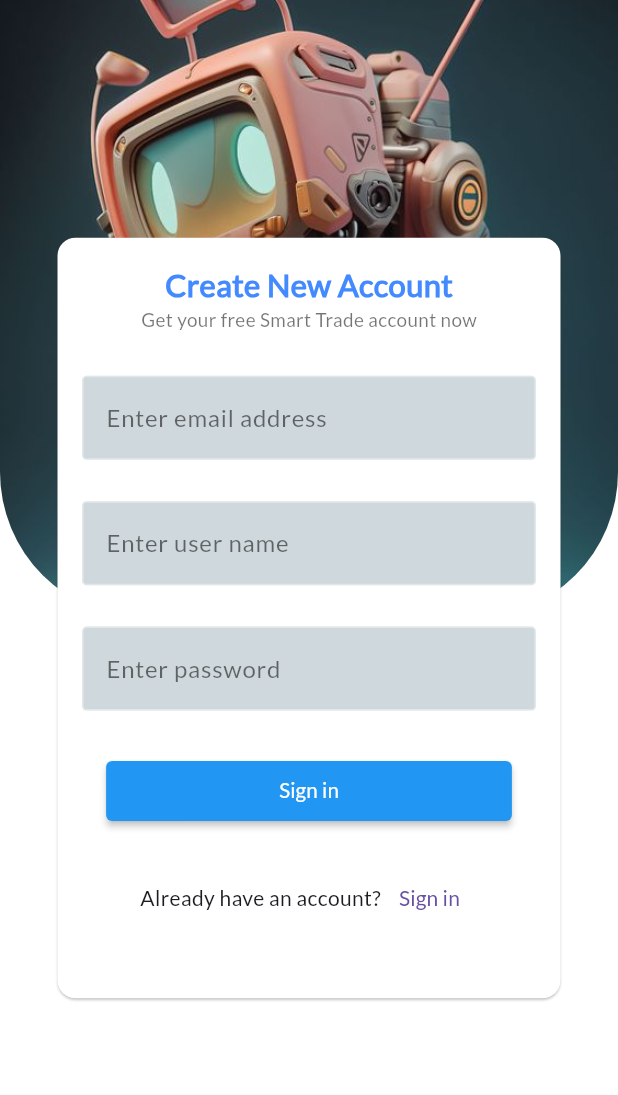
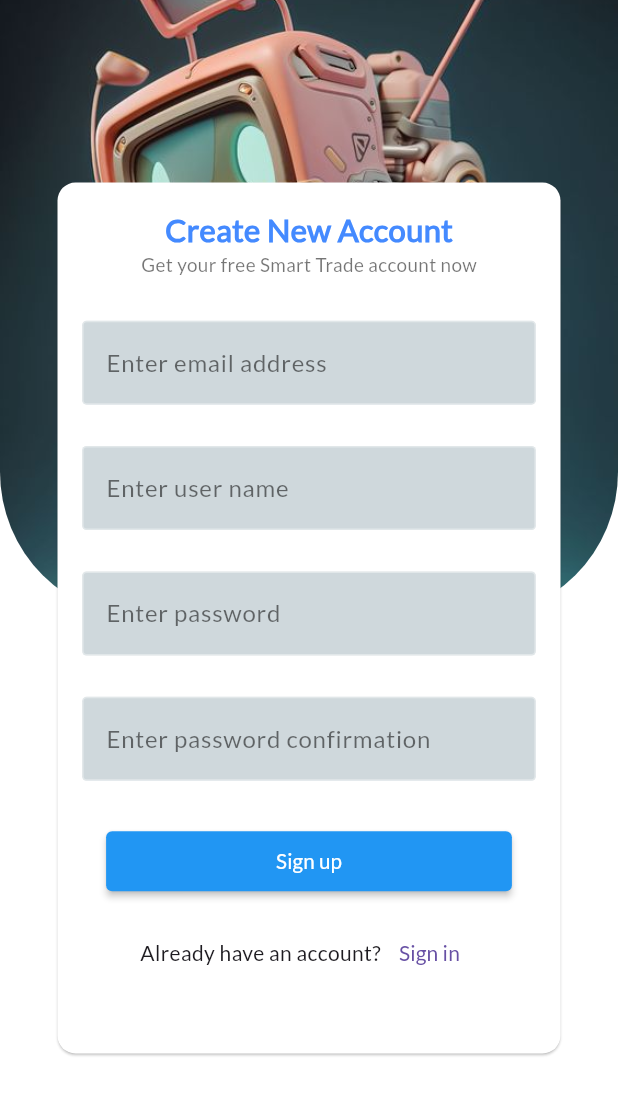
Before and after one commit to MomennIbrahim/Smart-Trade, a Flutter app: the RegisterScreen screen opened directly, on a phone screen of 412 x 824 dp. Shown: the top 1095 px of the screen. Run offline on Flutter 3.47's test engine with Material 3 defaults, Android fonts, the phone set to English and light mode, and no system bars; our stand-ins replace animate_do, bloc, carousel_slider, dartz, dio, flutter_bloc and 6 more; missing offline and left inert: list_wheel_scroll_view_nls.

Commit message:
added user register

```diff
--- a/lib/core/constace.dart
+++ b/lib/core/constace.dart
@@ -2,7 +2,7 @@ import 'package:flutter/material.dart';
 
 abstract class Constance{
   static const cWhite = Colors.white;
-  static const cBlue = Colors.blue;
+  static const kPrimaryColor = Colors.blue;
   static const cardColor = Color(0xff0E0E23);
   static const backgroundImage = 'assets/images/Blue-Globe.jpg';
 }
--- a/lib/core/utils/end_points.dart
+++ b/lib/core/utils/end_points.dart
@@ -1,3 +1,4 @@
 class EndPoints{
   static const login = '/auth/login';
+  static const register = '/auth/register';
 }
--- a/lib/features/authentication/data/repository/authentication_repository_implementation.dart
+++ b/lib/features/authentication/data/repository/authentication_repository_implementation.dart
@@ -47,7 +47,7 @@ class AuthenticationRepositoryImplementation
       }) async{
     try {
       var response = await apiService.postData(
-        endPoint: EndPoints.login,
+        endPoint: EndPoints.register,
         data: {
           'name': name,
           'email': email,
--- a/lib/features/authentication/presentation/controller/register_cubit.dart
+++ b/lib/features/authentication/presentation/controller/register_cubit.dart
@@ -1,4 +1,5 @@
 import 'package:bloc/bloc.dart';
+import 'package:flutter/material.dart';
 import 'package:flutter_bloc/flutter_bloc.dart';
 import 'package:meta/meta.dart';
 import 'package:task_app/features/authentication/data/model/user_register_model.dart';
@@ -13,6 +14,11 @@ class RegisterCubit extends Cubit<RegisterState> {
 
   final BaseAuthenticationRepository baseAuthenticationRepository;
 
+  var userNameController = TextEditingController();
+  var emailController = TextEditingController();
+  var passwordController = TextEditingController();
+  var passwordConfirmationController = TextEditingController();
+  var formKey = GlobalKey<FormState>();
 
   void userRegister({
     required String name,
@@ -26,12 +32,15 @@ class RegisterCubit extends Cubit<RegisterState> {
       name: name,
       email: email,
       password: password,
-      passwordConfirmation: passwordConfirmation,);
+      passwordConfirmation: passwordConfirmation,
+    );
 
     result.fold((failure){
       emit(UserRegisterFailureState(failure.errMessage.toString()));
+      print(failure.errMessage);
     }, (userRegisterModel) {
       emit(UserRegisterSuccessState(userRegisterModel));
+      print(userRegisterModel.user!.name);
     });
   }
 }
--- a/lib/features/authentication/presentation/screens/login_screen.dart
+++ b/lib/features/authentication/presentation/screens/login_screen.dart
@@ -10,7 +10,7 @@ import 'package:task_app/features/authentication/presentation/controller/user_lo
 import 'package:task_app/features/authentication/presentation/screens/widgets/auth_image_widget.dart';
 import 'package:task_app/features/authentication/presentation/screens/widgets/email_text_field.dart';
 import 'package:task_app/features/authentication/presentation/screens/widgets/password_text_field.dart';
-import 'package:task_app/features/authentication/presentation/screens/widgets/sign_button.dart';
+import 'package:task_app/features/authentication/presentation/screens/widgets/sign_in_button.dart';
 import 'package:task_app/features/authentication/presentation/screens/widgets/sign_up_text_button.dart';
 import 'package:task_app/features/authentication/presentation/screens/widgets/sub_text.dart';
 import 'package:task_app/features/authentication/presentation/screens/widgets/welcome_text.dart';
--- a/lib/features/authentication/presentation/screens/register_screen.dart
+++ b/lib/features/authentication/presentation/screens/register_screen.dart
@@ -1,34 +1,55 @@
 import 'package:flutter/material.dart';
+import 'package:flutter_bloc/flutter_bloc.dart';
 import 'package:flutter_screenutil/flutter_screenutil.dart';
+import 'package:task_app/core/utils/service_locator.dart';
 import 'package:task_app/core/utils/sized.dart';
 import 'package:task_app/core/utils/styles.dart';
-import 'package:task_app/core/widgets/custom_button.dart';
+import 'package:task_app/features/authentication/data/repository/authentication_repository_implementation.dart';
+import 'package:task_app/features/authentication/presentation/controller/register_cubit.dart';
 import 'package:task_app/features/authentication/presentation/screens/widgets/auth_image_widget.dart';
 import 'package:task_app/features/authentication/presentation/screens/widgets/email_text_field.dart';
+import 'package:task_app/features/authentication/presentation/screens/widgets/password_confirmation_text_field.dart';
 import 'package:task_app/features/authentication/presentation/screens/widgets/password_text_field.dart';
 import 'package:task_app/features/authentication/presentation/screens/widgets/sign_in_text_button.dart';
+import 'package:task_app/features/authentication/presentation/screens/widgets/sign_up_button.dart';
 import 'package:task_app/features/authentication/presentation/screens/widgets/user_name_text_field.dart';
 
+import '../../../../core/widgets/error_snack_bar.dart';
+import '../../../../core/widgets/success_snack_bar.dart';
+
 class RegisterScreen extends StatelessWidget {
-  RegisterScreen({super.key});
-
-  var emailController = TextEditingController();
-  var passwordController = TextEditingController();
-  var userNameController = TextEditingController();
+  const RegisterScreen({super.key});
 
   @override
   Widget build(BuildContext context) {
+    return BlocProvider(
+      create: (context) =>
+          RegisterCubit(getIt.get<AuthenticationRepositoryImplementation>()),
+      child: BlocConsumer<RegisterCubit, RegisterState>(
+        listener: (context, state) {
+          if (state is UserRegisterFailureState) {
+            errorSnackBar(context: context, errMessage: state.errMessage);
+          }
+          if (state is UserRegisterSuccessState) {
+            successSnackBar(context: context);
+          }
+        },
+        builder: (context, state) {
+          var registerCubit = RegisterCubit.get(context);
           return Scaffold(
             backgroundColor: Colors.white,
-      body: Stack(
+            body: Form(
+              key: registerCubit.formKey,
+              child: Stack(
                 alignment: Alignment.center,
                 children: [
                   const AuthImageWidget(),
-          Padding(
+                  SingleChildScrollView(
+                    child: Padding(
                       padding: EdgeInsets.symmetric(horizontal: 30.0.w),
                       child: SizedBox(
                         width: double.infinity,
-              height: MediaQuery.of(context).size.height / 1.6,
+                        height: MediaQuery.of(context).size.height / 1.4,
                         child: Card(
                           elevation: 0.7,
                           color: Colors.white,
@@ -38,25 +59,31 @@ class RegisterScreen extends StatelessWidget {
                               children: [
                                 Text(
                                   'Create New Account',
-                        style:
-                            Styles.style18.copyWith(color: Colors.blueAccent),
+                                  style: Styles.style18
+                                      .copyWith(color: Colors.blueAccent),
                                 ),
                                 Text(
                                   'Get your free Smart Trade account now',
-                        style: Styles.style12.copyWith(color: Colors.black54),
+                                  style: Styles.style12
+                                      .copyWith(color: Colors.black54),
                                 ),
                                 CustomSized.sizedHeight24,
-                      EmailTextField(emailController: emailController),
+                                EmailTextField(
+                                    emailController: registerCubit.emailController),
                                 CustomSized.sizedHeight15,
-                      UserNameTextField(userNameController: userNameController),
+                                UserNameTextField(
+                                    userNameController:
+                                        registerCubit.userNameController),
                                 CustomSized.sizedHeight15,
-                      PasswordTextField(passwordController: passwordController),
+                                PasswordTextField(
+                                    passwordController:
+                                        registerCubit.passwordController),
+                                CustomSized.sizedHeight15,
+                                PasswordConfirmationTextField(
+                                    passwordConfirmationController: registerCubit
+                                        .passwordConfirmationController),
                                 CustomSized.sizedHeight20,
-                      CustomButton(
-                        text: 'Sign in',
-                        onPressed: () {},
-                        buttonColor: Colors.blue,
-                      ),
+                                const SignUpButton(),
                                 const Spacer(),
                                 Padding(
                                   padding: EdgeInsets.only(bottom: 22.0.h),
@@ -73,8 +100,13 @@ class RegisterScreen extends StatelessWidget {
                           ),
                         ),
                       ),
+                    ),
                   )
                 ],
+              ),
+            ),
+          );
+        },
       ),
     );
   }
--- /dev/null
+++ b/lib/features/authentication/presentation/screens/widgets/password_confirmation_text_field.dart
@@ -0,0 +1,21 @@
+import 'package:flutter/material.dart';
+
+import '../../../../../core/widgets/custom_text_field.dart';
+
+class PasswordConfirmationTextField extends StatelessWidget {
+  const PasswordConfirmationTextField({super.key, required this.passwordConfirmationController});
+
+  final TextEditingController passwordConfirmationController;
+
+  @override
+  Widget build(BuildContext context) {
+    return CustomTextFormField(
+      labelColor: Colors.black54,
+      fillColor: Colors.blueGrey[100]!,
+      controller: passwordConfirmationController,
+      keyBoardType: TextInputType.visiblePassword,
+      labelText: 'Enter password confirmation',
+      validatorText: 'password confirmation field is empty',
+    );
+  }
+}
--- a/lib/features/authentication/presentation/screens/widgets/password_text_field.dart
+++ b/lib/features/authentication/presentation/screens/widgets/password_text_field.dart
@@ -13,7 +13,7 @@ class PasswordTextField extends StatelessWidget {
       labelColor: Colors.black54,
       fillColor: Colors.blueGrey[100]!,
       controller: passwordController,
-      keyBoardType: TextInputType.emailAddress,
+      keyBoardType: TextInputType.visiblePassword,
       labelText: 'Enter password',
       validatorText: 'password field is empty',
     );
--- a/lib/features/authentication/presentation/screens/widgets/sign_button.dart
+++ b/lib/features/authentication/presentation/screens/widgets/sign_in_button.dart
@@ -24,7 +24,7 @@ class SignInButton extends StatelessWidget {
               }
             },
             buttonColor: Colors.blue,
-          ): Center(child: LoadingAnimationWidget.threeArchedCircle(size: 40.w, color: Constance.cBlue,));
+          ): Center(child: LoadingAnimationWidget.threeArchedCircle(size: 40.w, color: Constance.kPrimaryColor,));
         },
       );
   }
--- /dev/null
+++ b/lib/features/authentication/presentation/screens/widgets/sign_up_button.dart
@@ -0,0 +1,46 @@
+import 'package:flutter/material.dart';
+import 'package:flutter_bloc/flutter_bloc.dart';
+import 'package:flutter_screenutil/flutter_screenutil.dart';
+import 'package:loading_animation_widget/loading_animation_widget.dart';
+import 'package:task_app/features/authentication/presentation/controller/register_cubit.dart';
+
+import '../../../../../core/constace.dart';
+import '../../../../../core/widgets/custom_button.dart';
+
+class SignUpButton extends StatelessWidget {
+  const SignUpButton({super.key});
+
+  @override
+  Widget build(BuildContext context) {
+    return BlocBuilder<RegisterCubit, RegisterState>(
+      builder: (context, state) {
+        return state is! UserRegisterLoadingState
+            ? CustomButton(
+                text: 'Sign up',
+                onPressed: () {
+                  if (RegisterCubit.get(context)
+                      .formKey
+                      .currentState!
+                      .validate()) {
+                    RegisterCubit.get(context).userRegister(
+                      email: RegisterCubit.get(context).emailController.text,
+                      password:
+                          RegisterCubit.get(context).passwordController.text,
+                      name: RegisterCubit.get(context).userNameController.text,
+                      passwordConfirmation: RegisterCubit.get(context)
+                          .passwordConfirmationController
+                          .text,
+                    );
+                  }
+                },
+                buttonColor: Colors.blue,
+              )
+            : Center(
+                child: LoadingAnimationWidget.threeArchedCircle(
+                size: 40.w,
+                color: Constance.kPrimaryColor,
+              ));
+      },
+    );
+  }
+}
--- a/lib/features/authentication/presentation/screens/widgets/sign_up_text_button.dart
+++ b/lib/features/authentication/presentation/screens/widgets/sign_up_text_button.dart
@@ -15,7 +15,7 @@ class SignUpTextButton extends StatelessWidget {
         },
         child: const Text(
           'Sign up',
-          style: TextStyle(color: Constance.cBlue),
+          style: TextStyle(color: Constance.kPrimaryColor),
         ));
   }
 }
--- a/lib/features/home/presentation/screens/widgets/drawer_widget.dart
+++ b/lib/features/home/presentation/screens/widgets/drawer_widget.dart
@@ -89,7 +89,7 @@ class _DrawerWidgetState extends State<DrawerWidget> {
                   decoration: BoxDecoration(
                     borderRadius: BorderRadius.circular(10.r),
                     color: widget.currentIndex == index
-                        ? Constance.cBlue
+                        ? Constance.kPrimaryColor
                         : Colors.transparent,
                   ),
                   child: Padding(
--- a/lib/features/home/presentation/screens/widgets/statistics_bot_item.dart
+++ b/lib/features/home/presentation/screens/widgets/statistics_bot_item.dart
@@ -19,7 +19,7 @@ class StatisticsItem extends StatelessWidget {
     appearance: CircularSliderAppearance(
       size: 90.r,
       customColors: CustomSliderColors(
-          progressBarColor: Constance.cBlue,
+          progressBarColor: Constance.kPrimaryColor,
           trackColor: Colors.grey,
           dynamicGradient: true,
       ),
@@ -83,7 +83,7 @@ class StatisticsItem extends StatelessWidget {
                         onPressed: () {
                           customNavigator(context: context, widget: const BotReportScreen2());
                         },
-                        buttonColor: Constance.cBlue,
+                        buttonColor: Constance.kPrimaryColor,
                       )
                     ],
                   ),
--- a/lib/features/profile_screen/presentation/screens/change_password_screen.dart
+++ b/lib/features/profile_screen/presentation/screens/change_password_screen.dart
@@ -52,7 +52,7 @@ class ChangePasswordScreen extends StatelessWidget {
               ConfirmNewPasswordTextField(
                   confirmNewPasswordController: confirmNewPasswordController),
               CustomSized.sizedHeight24,
-              CustomButton(text: 'Change password', onPressed: (){},buttonColor: Constance.cBlue,paddingHorizontal: 70.w,)
+              CustomButton(text: 'Change password', onPressed: (){},buttonColor: Constance.kPrimaryColor,paddingHorizontal: 70.w,)
             ],
           ),
         ),
--- a/lib/features/profile_screen/presentation/screens/widgets/update_button.dart
+++ b/lib/features/profile_screen/presentation/screens/widgets/update_button.dart
@@ -13,7 +13,7 @@ class UpdateButton extends StatelessWidget {
     return CustomButton(
       text: 'Update',
       onPressed: () {},
-      buttonColor: Constance.cBlue,
+      buttonColor: Constance.kPrimaryColor,
       paddingHorizontal: 80.w,
     );
   }
--- a/lib/main.dart
+++ b/lib/main.dart
@@ -32,7 +32,7 @@ class MyApp extends StatelessWidget {
         theme: ThemeData(
             scaffoldBackgroundColor: Colors.black,
             progressIndicatorTheme: const ProgressIndicatorThemeData(
-              color: Constance.cBlue,
+              color: Constance.kPrimaryColor,
             ),
             sliderTheme: const SliderThemeData(
               activeTrackColor: Colors.blueAccent,
```
Lines whose indentation alone changed are shown as unchanged.
